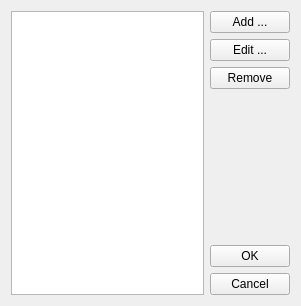
Above: scribus/ui/gradientmanager.ui from scribusproject/scribus before the change. Below: the same form after it.
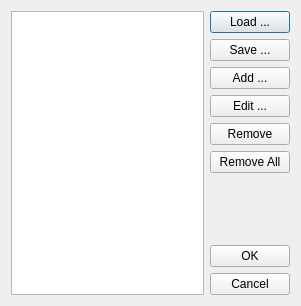
That is the form after the change.

```diff
--- a/scribus/ui/gradientmanager.ui
+++ b/scribus/ui/gradientmanager.ui
@@ -32,6 +32,20 @@
    </item>
    <item>
     <layout class="QVBoxLayout" name="verticalLayout">
+     <item>
+      <widget class="QPushButton" name="buttonLoad">
+       <property name="text">
+        <string>Load ...</string>
+       </property>
+      </widget>
+     </item>
+     <item>
+      <widget class="QPushButton" name="buttonSave">
+       <property name="text">
+        <string>Save ...</string>
+       </property>
+      </widget>
+     </item>
      <item>
       <widget class="QPushButton" name="buttonAdd">
        <property name="text">
@@ -62,6 +76,13 @@
        </property>
       </widget>
      </item>
+     <item>
+      <widget class="QPushButton" name="buttonRemoveAll">
+       <property name="text">
+        <string>Remove All</string>
+       </property>
+      </widget>
+     </item>
      <item>
       <spacer name="verticalSpacer">
        <property name="orientation">
@@ -70,7 +91,7 @@
        <property name="sizeHint" stdset="0">
         <size>
          <width>20</width>
-         <height>40</height>
+         <height>18</height>
         </size>
        </property>
       </spacer>
```
